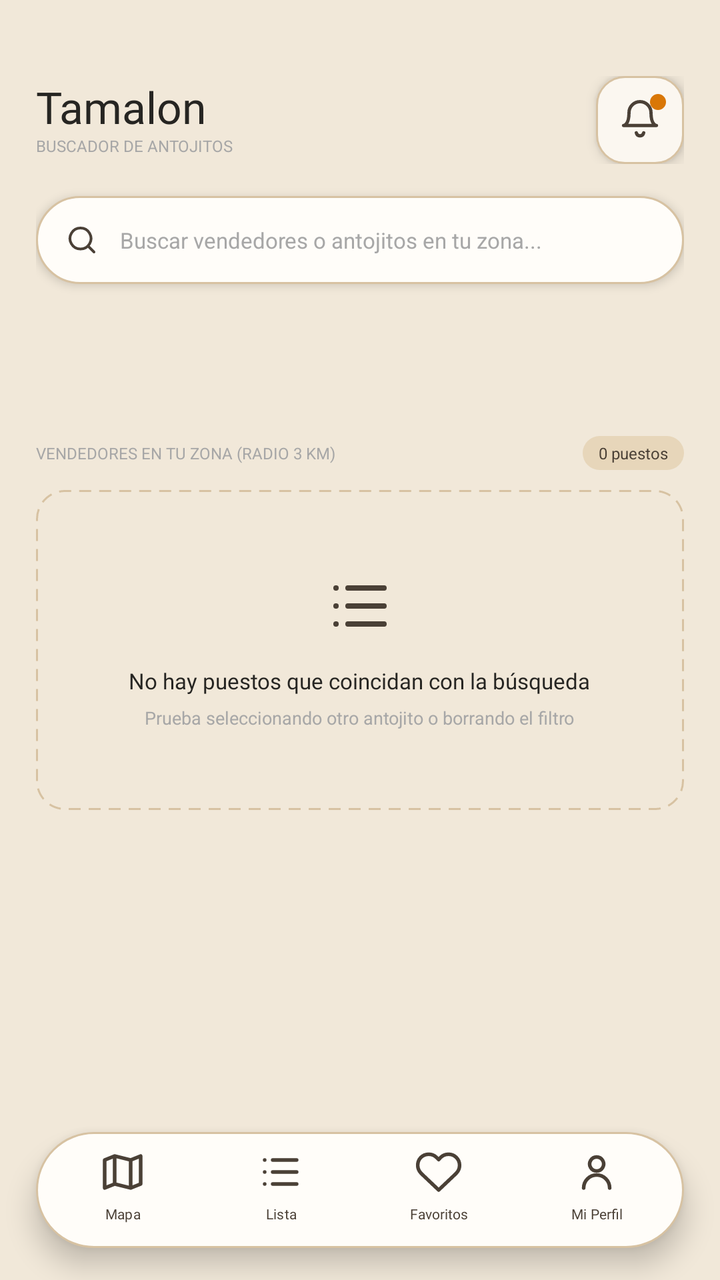
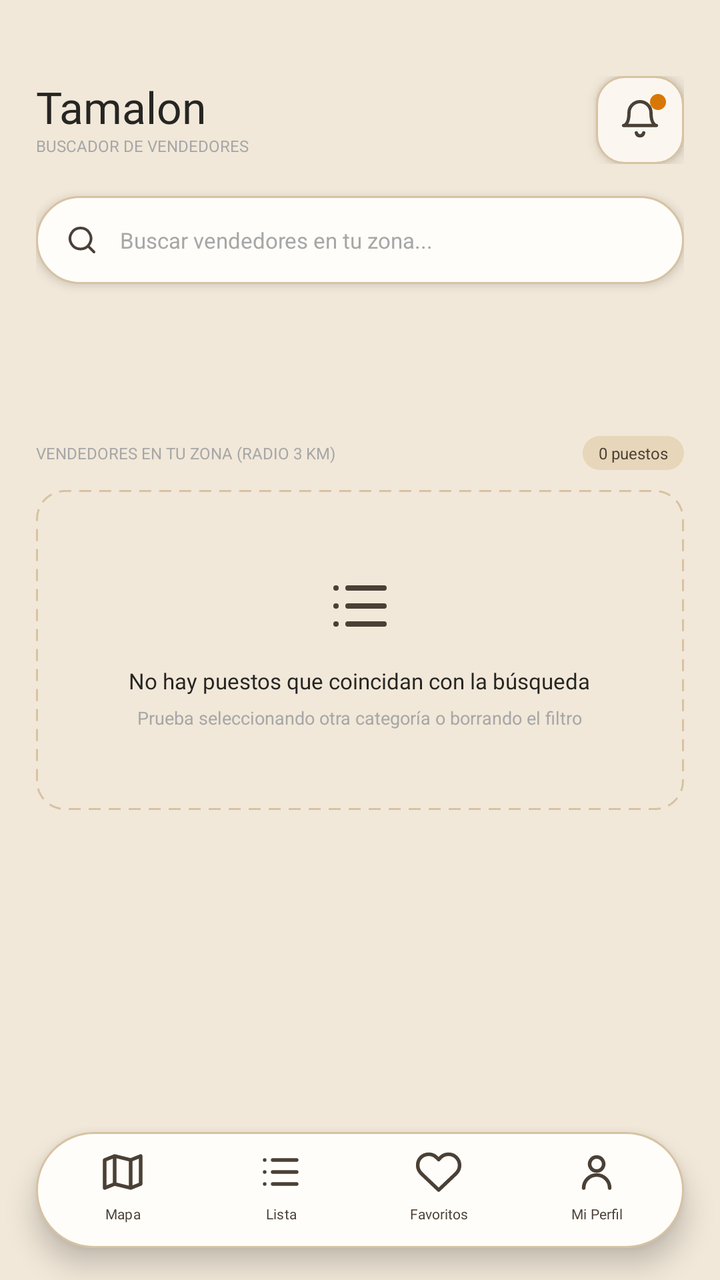

The first picture is an Android layout as it rendered before a commit; the second is the same layout after the commit. The layout source and the unified diff follow.
<!-- AndroidManifest.xml: application theme Theme.Tamalon -->
<!-- res/layout/activity_list.xml -->
<?xml version="1.0" encoding="utf-8"?>
<FrameLayout xmlns:android="http://schemas.android.com/apk/res/android"
    android:layout_width="match_parent"
    android:layout_height="match_parent"
    android:background="@color/tamalon_background">

    <ScrollView
        android:id="@+id/list_scroll_view"
        android:layout_width="match_parent"
        android:layout_height="match_parent"
        android:fillViewport="true">

        <LinearLayout
            android:layout_width="match_parent"
            android:layout_height="wrap_content"
            android:orientation="vertical"
            android:paddingHorizontal="@dimen/screen_horizontal"
            android:paddingTop="38dp"
            android:paddingBottom="108dp">

            
            <LinearLayout
                android:layout_width="match_parent"
                android:layout_height="wrap_content"
                android:gravity="center_vertical"
                android:orientation="horizontal">

                <LinearLayout
                    android:layout_width="0dp"
                    android:layout_height="wrap_content"
                    android:layout_weight="1"
                    android:orientation="vertical">

                    <TextView
                        style="@style/Tamalon.BrandText"
                        android:layout_width="wrap_content"
                        android:layout_height="wrap_content"
                        android:text="@string/app_name"
                        android:textSize="22sp" />

                    <TextView
                        style="@style/Tamalon.Caption"
                        android:layout_width="wrap_content"
                        android:layout_height="wrap_content"
                        android:text="BUSCADOR DE ANTOJITOS"
                        android:textColor="@color/tamalon_muted"
                        android:textSize="8sp" />
                </LinearLayout>

                
                <FrameLayout
                    android:id="@+id/list_btn_notifications"
                    android:layout_width="44dp"
                    android:layout_height="44dp"
                    android:background="@drawable/bg_surface_card"
                    android:clickable="true"
                    android:contentDescription="@string/notifications_title"
                    android:elevation="4dp"
                    android:focusable="true">

                    <ImageView
                        android:layout_width="22dp"
                        android:layout_height="22dp"
                        android:layout_gravity="center"
                        android:contentDescription="@string/notifications_title"
                        android:src="@drawable/ic_bell" />

                    
                    <View
                        android:id="@+id/list_notification_badge"
                        android:layout_width="8dp"
                        android:layout_height="8dp"
                        android:layout_gravity="top|end"
                        android:layout_marginTop="9dp"
                        android:layout_marginEnd="9dp"
                        android:background="@drawable/bg_circle"
                        android:backgroundTint="#d97706" />
                </FrameLayout>
            </LinearLayout>

            
            <LinearLayout
                android:id="@+id/list_search_container"
                android:layout_width="match_parent"
                android:layout_height="44dp"
                android:layout_marginTop="16dp"
                android:background="@drawable/bg_nav"
                android:elevation="3dp"
                android:gravity="center_vertical"
                android:paddingHorizontal="14dp">

                <ImageView
                    android:layout_width="18dp"
                    android:layout_height="18dp"
                    android:contentDescription="Buscar"
                    android:src="@drawable/ic_search"
                    android:tint="@color/tamalon_field_text" />

                <EditText
                    android:id="@+id/list_search"
                    android:layout_width="0dp"
                    android:layout_height="match_parent"
                    android:layout_marginStart="10dp"
                    android:layout_weight="1"
                    android:background="@color/tamalon_transparent"
                    android:hint="Buscar vendedores o antojitos en tu zona..."
                    android:imeOptions="actionSearch"
                    android:inputType="textCapSentences"
                    android:singleLine="true"
                    android:textColor="@color/tamalon_ink"
                    android:textColorHint="@color/tamalon_muted"
                    android:textSize="11sp" />
            </LinearLayout>

            
            <HorizontalScrollView
                android:id="@+id/list_category_scroll"
                android:layout_width="match_parent"
                android:layout_height="46dp"
                android:layout_marginTop="12dp"
                android:clipToPadding="false"
                android:fillViewport="false"
                android:overScrollMode="never"
                android:scrollbars="none">

                <LinearLayout
                    android:id="@+id/list_category_filters"
                    android:layout_width="wrap_content"
                    android:layout_height="match_parent"
                    android:gravity="center_vertical"
                    android:orientation="horizontal" />
            </HorizontalScrollView>

            
            <LinearLayout
                android:id="@+id/list_selected_card"
                style="@style/Tamalon.Card"
                android:layout_width="match_parent"
                android:layout_height="wrap_content"
                android:layout_marginTop="14dp"
                android:elevation="6dp"
                android:orientation="vertical"
                android:padding="16dp"
                android:visibility="gone">

                <LinearLayout
                    android:layout_width="match_parent"
                    android:layout_height="wrap_content"
                    android:gravity="center_vertical"
                    android:orientation="horizontal">

                    <ImageView
                        android:id="@+id/list_selected_avatar"
                        android:layout_width="44dp"
                        android:layout_height="44dp"
                        android:background="@drawable/bg_circle"
                        android:clipToOutline="true"
                        android:contentDescription="Foto del vendedor"
                        android:padding="8dp"
                        android:scaleType="centerCrop"
                        android:src="@drawable/ic_user" />

                    <LinearLayout
                        android:layout_width="0dp"
                        android:layout_height="wrap_content"
                        android:layout_marginStart="12dp"
                        android:layout_weight="1"
                        android:orientation="vertical">

                        <TextView
                            android:id="@+id/list_selected_name"
                            style="@style/Tamalon.Body"
                            android:layout_width="wrap_content"
                            android:layout_height="wrap_content"
                            android:text="Puesto Seleccionado"
                            android:textSize="14sp"
                            android:textStyle="bold" />

                        <TextView
                            android:id="@+id/list_selected_status"
                            style="@style/Tamalon.Caption"
                            android:layout_width="wrap_content"
                            android:layout_height="wrap_content"
                            android:layout_marginTop="2dp"
                            android:text="● En ruta activa · Radio 3 km"
                            android:textColor="#2e7d32"
                            android:textSize="8sp" />
                    </LinearLayout>

                    <ImageButton
                        android:id="@+id/list_selected_btn_close"
                        android:layout_width="32dp"
                        android:layout_height="32dp"
                        android:background="@color/tamalon_transparent"
                        android:contentDescription="Cerrar descripción"
                        android:src="@drawable/ic_chevron"
                        android:rotation="90"
                        android:tint="@color/tamalon_muted" />
                </LinearLayout>

                <TextView
                    android:id="@+id/list_selected_description"
                    style="@style/Tamalon.Body"
                    android:layout_width="match_parent"
                    android:layout_height="wrap_content"
                    android:layout_marginTop="10dp"
                    android:lineSpacingExtra="2dp"
                    android:text="Especialidad en tamales caseros oaxaqueños, verdes, de mole y de rajas. Atole calientito recién preparado."
                    android:textColor="@color/tamalon_field_text"
                    android:textSize="10sp" />

                
                <LinearLayout
                    android:layout_width="match_parent"
                    android:layout_height="wrap_content"
                    android:layout_marginTop="12dp"
                    android:orientation="horizontal">

                    <android.widget.Button
                        android:id="@+id/list_selected_btn_catalog"
                        android:layout_width="0dp"
                        android:layout_height="40dp"
                        android:layout_marginEnd="6dp"
                        android:layout_weight="1"
                        android:background="@drawable/bg_button"
                        android:backgroundTint="@null"
                        android:fontFamily="@font/inter"
                        android:text="Ver Catálogo"
                        android:textAllCaps="false"
                        android:textColor="@color/tamalon_field_text"
                        android:textSize="9sp" />

                    <android.widget.Button
                        android:id="@+id/list_selected_btn_favorite"
                        android:layout_width="0dp"
                        android:layout_height="40dp"
                        android:layout_marginStart="6dp"
                        android:layout_weight="1"
                        android:background="@drawable/bg_surface_card"
                        android:backgroundTint="@null"
                        android:fontFamily="@font/inter"
                        android:text="Añadir a favoritos"
                        android:textAllCaps="false"
                        android:textColor="@color/tamalon_ink"
                        android:textSize="9sp" />
                </LinearLayout>
            </LinearLayout>

            
            <LinearLayout
                android:layout_width="match_parent"
                android:layout_height="wrap_content"
                android:layout_marginTop="18dp"
                android:layout_marginBottom="10dp"
                android:gravity="center_vertical"
                android:orientation="horizontal">

                <TextView
                    style="@style/Tamalon.Caption"
                    android:layout_width="0dp"
                    android:layout_height="wrap_content"
                    android:layout_weight="1"
                    android:text="VENDEDORES EN TU ZONA (RADIO 3 KM)" />

                <TextView
                    android:id="@+id/list_count_badge"
                    style="@style/Tamalon.Caption"
                    android:layout_width="wrap_content"
                    android:layout_height="wrap_content"
                    android:background="@drawable/bg_badge"
                    android:paddingHorizontal="8dp"
                    android:paddingVertical="3dp"
                    android:textColor="@color/tamalon_field_text"
                    android:text="0 puestos"
                    android:textSize="8sp" />
            </LinearLayout>

            
            <LinearLayout
                android:id="@+id/list_empty_state"
                android:layout_width="match_parent"
                android:layout_height="160dp"
                android:background="@drawable/bg_empty"
                android:gravity="center"
                android:orientation="vertical"
                android:padding="24dp">

                <ImageView
                    android:layout_width="36dp"
                    android:layout_height="36dp"
                    android:contentDescription="Lista vacía"
                    android:src="@drawable/ic_list" />

                <TextView
                    style="@style/Tamalon.Body"
                    android:layout_width="wrap_content"
                    android:layout_height="wrap_content"
                    android:layout_marginTop="12dp"
                    android:text="No hay puestos que coincidan con la búsqueda"
                    android:textSize="11sp" />

                <TextView
                    style="@style/Tamalon.Caption"
                    android:layout_width="wrap_content"
                    android:layout_height="wrap_content"
                    android:layout_marginTop="5dp"
                    android:text="Prueba seleccionando otro antojito o borrando el filtro"
                    android:textSize="9sp" />
            </LinearLayout>

            
            <LinearLayout
                android:id="@+id/list_results"
                android:layout_width="match_parent"
                android:layout_height="wrap_content"
                android:orientation="vertical"
                android:visibility="gone" />

        </LinearLayout>
    </ScrollView>

    <include
        layout="@layout/layout_bottom_nav"
        android:layout_width="match_parent"
        android:layout_height="58dp"
        android:layout_gravity="bottom"
        android:layout_marginHorizontal="18dp"
        android:layout_marginBottom="16dp" />
</FrameLayout>
<!-- res/layout/layout_bottom_nav.xml (included above) -->
<?xml version="1.0" encoding="utf-8"?>
<LinearLayout xmlns:android="http://schemas.android.com/apk/res/android"
    android:layout_width="match_parent"
    android:layout_height="58dp"
    android:background="@drawable/bg_nav"
    android:elevation="8dp"
    android:orientation="horizontal"
    android:padding="4dp">

    <android.widget.Button
        android:id="@+id/nav_map"
        style="@style/Tamalon.NavButton"
        android:drawableTop="@drawable/ic_map"
        android:text="Mapa" />

    <android.widget.Button
        android:id="@+id/nav_list"
        style="@style/Tamalon.NavButton"
        android:drawableTop="@drawable/ic_list"
        android:text="Lista" />

    <android.widget.Button
        android:id="@+id/nav_favorites"
        style="@style/Tamalon.NavButton"
        android:drawableTop="@drawable/ic_heart"
        android:text="Favoritos" />

    <android.widget.Button
        android:id="@+id/nav_profile"
        style="@style/Tamalon.NavButton"
        android:drawableTop="@drawable/ic_user"
        android:text="Mi Perfil" />
</LinearLayout>
<!-- resources referenced by this layout -->
<resources>
  <color name="tamalon_background">#F1E8D9</color>
  <color name="tamalon_field_text">#4A4036</color>
  <color name="tamalon_ink">#262522</color>
  <color name="tamalon_muted">#A7A7A7</color>
  <color name="tamalon_transparent">#00000000</color>
  <dimen name="screen_horizontal">18dp</dimen>
  <!-- drawable bg_badge (drawable) -->
  <?xml version="1.0" encoding="utf-8"?>
  <shape xmlns:android="http://schemas.android.com/apk/res/android" android:shape="rectangle">
      <solid android:color="@color/tamalon_sand" />
      <corners android:radius="12dp" />
      <padding android:left="8dp" android:top="4dp" android:right="8dp" android:bottom="4dp" />
  </shape>
  <!-- drawable bg_circle (drawable) -->
  <?xml version="1.0" encoding="utf-8"?>
  <shape xmlns:android="http://schemas.android.com/apk/res/android" android:shape="oval">
      <solid android:color="@color/tamalon_sand" />
  </shape>
  <!-- drawable bg_empty (drawable) -->
  <?xml version="1.0" encoding="utf-8"?>
  <shape xmlns:android="http://schemas.android.com/apk/res/android" android:shape="rectangle">
      <solid android:color="@color/tamalon_transparent" />
      <stroke android:width="1dp" android:color="@color/tamalon_line" android:dashWidth="6dp" android:dashGap="4dp" />
      <corners android:radius="14dp" />
  </shape>
  <!-- drawable bg_nav (drawable) -->
  <?xml version="1.0" encoding="utf-8"?>
  <shape xmlns:android="http://schemas.android.com/apk/res/android" android:shape="rectangle">
      <solid android:color="@color/tamalon_surface_strong" />
      <stroke android:width="1dp" android:color="@color/tamalon_line" />
      <corners android:radius="29dp" />
  </shape>
  <!-- drawable bg_surface_card (drawable) -->
  <?xml version="1.0" encoding="utf-8"?>
  <shape xmlns:android="http://schemas.android.com/apk/res/android" android:shape="rectangle">
      <solid android:color="@color/tamalon_surface" />
      <stroke android:width="1dp" android:color="@color/tamalon_line" />
      <corners android:radius="14dp" />
  </shape>
  <!-- drawable ic_search (drawable) -->
  <vector xmlns:android="http://schemas.android.com/apk/res/android" android:width="24dp" android:height="24dp" android:viewportWidth="24" android:viewportHeight="24">
      <path android:pathData="M11,4 A7,7 0,1 1,10.99 4 M16,16 L20,20" android:fillColor="@android:color/transparent" android:strokeColor="@color/tamalon_field_text" android:strokeWidth="1.8" android:strokeLineCap="round" />
  </vector>
  <string name="app_name">Tamalon</string>
  <string name="notifications_title">Notificaciones</string>
  <style name="Tamalon.Body">
          <item name="android:fontFamily">@font/inter</item>
          <item name="android:textColor">@color/tamalon_ink</item>
          <item name="android:textSize">@dimen/content_text</item>
      </style>
  <style name="Tamalon.BrandText">
          <item name="android:fontFamily">@font/a_calling_regular</item>
          <item name="android:textColor">@color/tamalon_ink</item>
          <item name="android:textSize">@dimen/brand_text</item>
          <item name="android:includeFontPadding">false</item>
      </style>
  <style name="Tamalon.Caption">
          <item name="android:fontFamily">sans</item>
          <item name="android:textColor">@color/tamalon_muted</item>
          <item name="android:textSize">@dimen/small_text</item>
      </style>
  <style name="Tamalon.Card">
          <item name="android:background">@drawable/bg_surface_card</item>
          <item name="android:padding">14dp</item>
      </style>
  <style name="Theme.Tamalon" parent="Base.Theme.Tamalon" />
  <color name="tamalon_sand">#E7D6BA</color>
  <color name="tamalon_line">#D7C2A2</color>
  <color name="tamalon_sand_strong">#D8C3A5</color>
  <color name="tamalon_surface_strong">#FFFDF9</color>
  <color name="tamalon_surface">#FBF7F0</color>
  <dimen name="content_text">10sp</dimen>
  <dimen name="brand_text">39sp</dimen>
  <dimen name="small_text">8sp</dimen>
  <color name="tamalon_heading_muted">#717171</color>
  <color name="tamalon_error">#C62828</color>
  <!-- unchanged entries left out for length: 10 -->
</resources>

<!-- the commit's change to res/layout/activity_list.xml (unified diff, before → after) -->
@@ -42,7 +42,7 @@
                         style="@style/Tamalon.Caption"
                         android:layout_width="wrap_content"
                         android:layout_height="wrap_content"
-                        android:text="BUSCADOR DE ANTOJITOS"
+                        android:text="BUSCADOR DE VENDEDORES"
                         android:textColor="@color/tamalon_muted"
                         android:textSize="8sp" />
                 </LinearLayout>
@@ -103,7 +103,7 @@
                     android:layout_marginStart="10dp"
                     android:layout_weight="1"
                     android:background="@color/tamalon_transparent"
-                    android:hint="Buscar vendedores o antojitos en tu zona..."
+                    android:hint="Buscar vendedores en tu zona..."
                     android:imeOptions="actionSearch"
                     android:inputType="textCapSentences"
                     android:singleLine="true"
@@ -205,7 +205,7 @@
                     android:layout_height="wrap_content"
                     android:layout_marginTop="10dp"
                     android:lineSpacingExtra="2dp"
-                    android:text="Especialidad en tamales caseros oaxaqueños, verdes, de mole y de rajas. Atole calientito recién preparado."
+                    android:text="Especialidad en productos frescos y de calidad disponibles al día."
                     android:textColor="@color/tamalon_field_text"
                     android:textSize="10sp" />
 
@@ -304,7 +304,7 @@
                     android:layout_width="wrap_content"
                     android:layout_height="wrap_content"
                     android:layout_marginTop="5dp"
-                    android:text="Prueba seleccionando otro antojito o borrando el filtro"
+                    android:text="Prueba seleccionando otra categoría o borrando el filtro"
                     android:textSize="9sp" />
             </LinearLayout>
 
